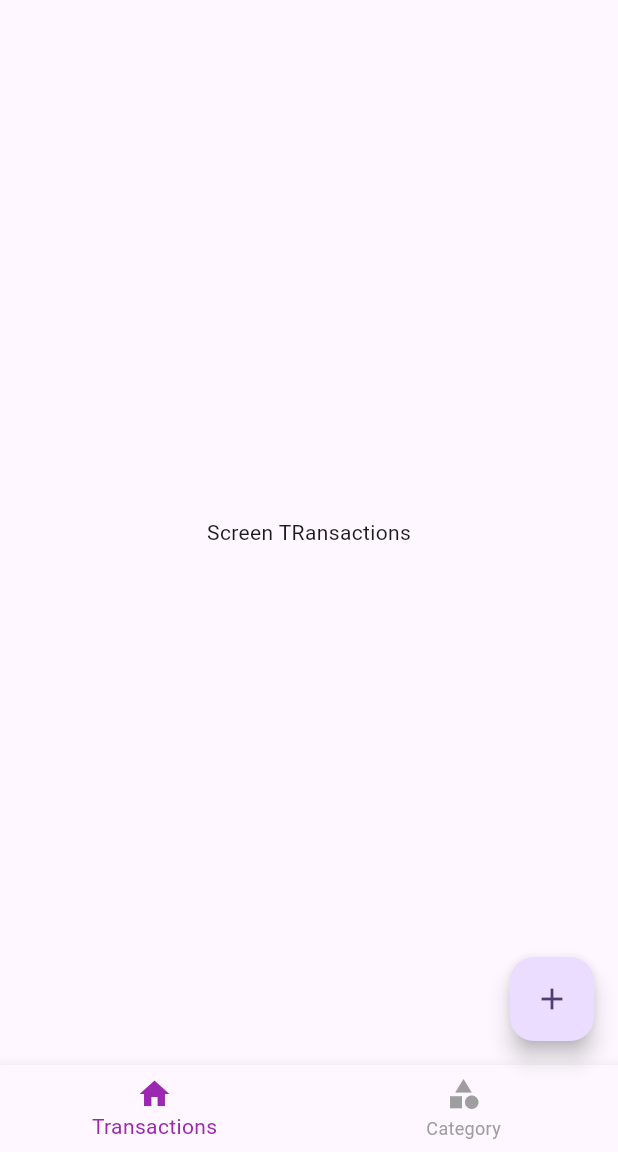
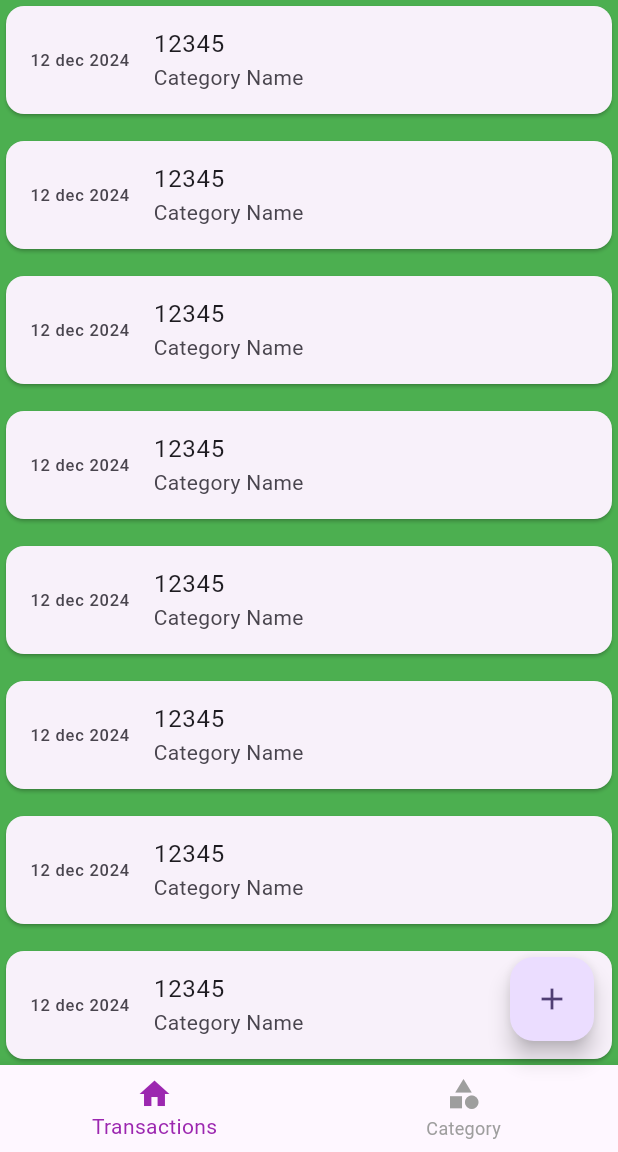
Before and after one commit to AmeeshaAntony/To-do-Flutter-, a Flutter app: the screen it shows after launch, on a phone screen of 412 x 824 dp, the part 84-1236 px from its top. Run offline on Flutter 3.47's test engine with Material 3 defaults, Android fonts, the phone set to English and light mode, and no system bars.

Commit message:
Second Commit

```diff
--- a/lib/home/shome.dart
+++ b/lib/home/shome.dart
@@ -15,6 +15,7 @@ class ScreenHome extends StatelessWidget {
   @override
   Widget build(BuildContext context) {
     return Scaffold(
+      backgroundColor: Colors.green,
       appBar: AppBar(title: Text("Money Manager App"),centerTitle: true,),
       bottomNavigationBar: const BottomNavigation1(),
       body: SafeArea(child: ValueListenableBuilder(valueListenable: selectedIndexNotifier, builder:(BuildContext context,int updated,_){
--- a/lib/transactions/strans.dart
+++ b/lib/transactions/strans.dart
@@ -5,6 +5,15 @@ class ScreenTransactions extends StatelessWidget {
 
   @override
   Widget build(BuildContext context) {
-    return Center(child: Text('Screen TRansactions'));
+    return ListView.separated(
+      itemBuilder: (ctx,index){
+        return Card(
+          child: ListTile(
+            leading: Text('12 dec 2024'),title: Text('12345'),subtitle: Text('Category Name'),
+          ),
+        );
+      }, separatorBuilder: (ctx,index){
+          return const SizedBox(height: 10,);
+      }, itemCount:10);
   }
 }
```
